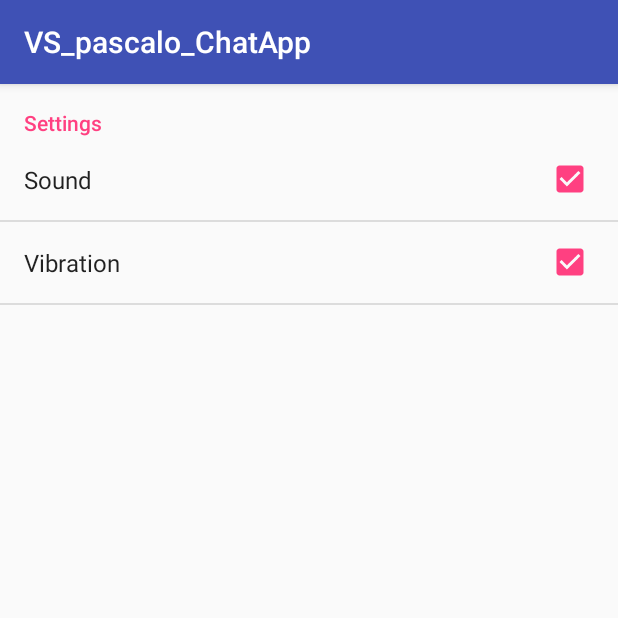
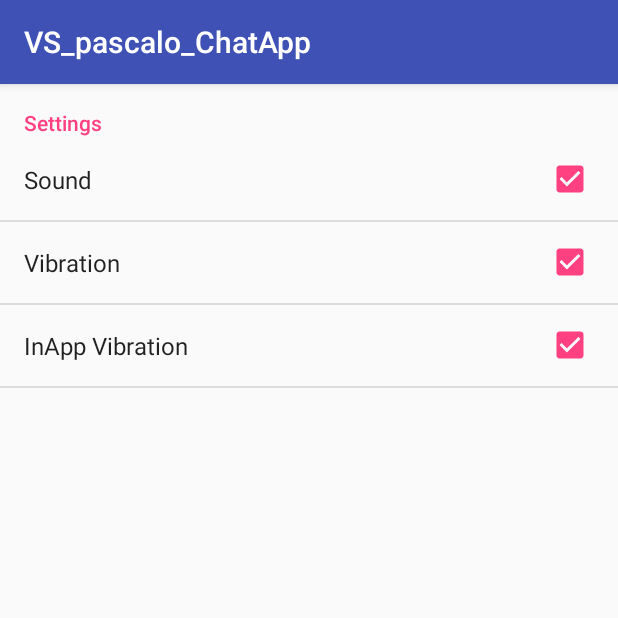
Before and after one commit to joelbu/VS_pascalo_ChatApp, an Android app: the ChatActivity screen opened directly, with no data from a screen before it, in the options menu, after a tap on "Settings", on a phone screen of 412 x 824 dp, the top half of it. Run offline under Robolectric (Android 15) with nearby library versions, the phone set to English and light mode, and no system bars; 9 statements that could not run were skipped.

Commit message:
added inApp vibration and found a new bug that I have to solve for notification (written in the comments what the bug is)

```diff
--- a/app/src/main/java/ch/ethz/inf/vs/a4/pascalo/vs_pascalo_chatapp/UI/ChatActivity.java
+++ b/app/src/main/java/ch/ethz/inf/vs/a4/pascalo/vs_pascalo_chatapp/UI/ChatActivity.java
@@ -75,6 +75,7 @@ public class ChatActivity extends AppCompatActivity{
                 ClipboardManager clipboard = (ClipboardManager) getSystemService(Context.CLIPBOARD_SERVICE);
                 ClipData clip = ClipData.newPlainText("Message", message.getText());
                 clipboard.setPrimaryClip(clip);
+                Toast.makeText(ChatActivity.this, R.string.successful_copy_to_cliboard, Toast.LENGTH_LONG).show();
                 return true;
             }
         });
@@ -115,8 +116,8 @@ public class ChatActivity extends AppCompatActivity{
             // Set the ActivityTitle to the name
             getSupportActionBar().setTitle(mBoundService.getPartnerName());
 
-            Button scan = (Button) findViewById(R.id.button_send_messege);
-            scan.setOnClickListener(new View.OnClickListener() {
+            Button sendBtn = (Button) findViewById(R.id.button_send_messege);
+            sendBtn.setOnClickListener(new View.OnClickListener() {
                 public void onClick(View v) {
                     EditText editText = (EditText) findViewById(R.id.editMessage);
                     String msg = editText.getText().toString();
--- a/app/src/main/res/values/strings.xml
+++ b/app/src/main/res/values/strings.xml
@@ -3,6 +3,7 @@
     <string name="settings">Settings</string>
     <string name="notification_sound_check_box">Sound</string>
     <string name="notification_vibration_check_box">Vibration</string>
+    <string name="inAppNot_vibration_check_box">InApp Vibration</string>
     <string name="show_key">Show Key</string>
     <string name="add_chat">Add Chat</string>
     <string name="go_offline">Go Offline</string>
@@ -30,4 +31,5 @@
     <string name="error_key_is_null">Key is an empty string. Please enter a valid key.</string>
     <string name="error_chatPartnerName_is_empty">The name of the chat partner is left empty. Please insert a name.</string>
     <string name="error_empty_username">The Username is empty. Please enter a name.</string>
+    <string name="successful_copy_to_cliboard">Content has been copied to the clipboard.</string>
 </resources>
--- a/app/src/main/res/xml/preferences.xml
+++ b/app/src/main/res/xml/preferences.xml
@@ -14,6 +14,11 @@
             android:title="@string/notification_vibration_check_box"
             android:key="check_box_vibration" />
 
+        <CheckBoxPreference
+            android:defaultValue="true"
+            android:title="@string/inAppNot_vibration_check_box"
+            android:key="check_box_inAppVibration" />
+
     </PreferenceCategory>
 
 </PreferenceScreen>
```
Also changed, not shown: app/src/main/java/ch/ethz/inf/vs/a4/pascalo/vs_pascalo_chatapp/ChatService.java (+25 -1 lines).
